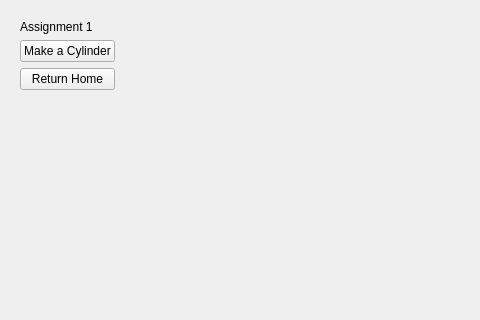
Old version of the form MayaPyBubble/resources/widget/BubbleWidget/Widget.ui in the repository sadlercs/MayaPyBubbles; both pictures show x 0 to 480 and y 0 to 320 of the 608 by 422 pixel window.
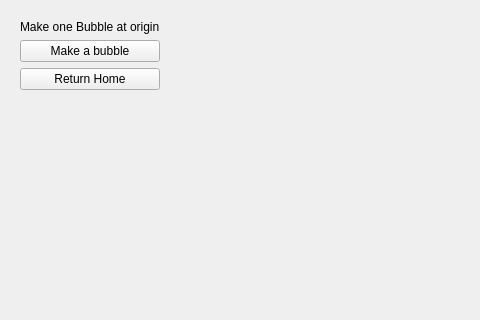
New version of the form.

Commit message:
Final Bubbles script
These scripts create a graphical user interface that gives two options -
to create one bubble and animate it upwards randomly from the origin
axis and another that creates multiple bubbles from random locations as
the single option does.

```diff
--- a/MayaPyBubble/resources/widget/BubbleWidget/Widget.ui
+++ b/MayaPyBubble/resources/widget/BubbleWidget/Widget.ui
@@ -20,14 +20,14 @@
       <item>
        <widget class="QLabel" name="label">
         <property name="text">
-         <string>Assignment 1</string>
+         <string>Make one Bubble at origin</string>
         </property>
        </widget>
       </item>
       <item>
        <widget class="QPushButton" name="exampleBtn">
         <property name="text">
-         <string>Make a Cylinder</string>
+         <string>Make a bubble</string>
         </property>
        </widget>
       </item>
```
The commit also changes 4 other files.
